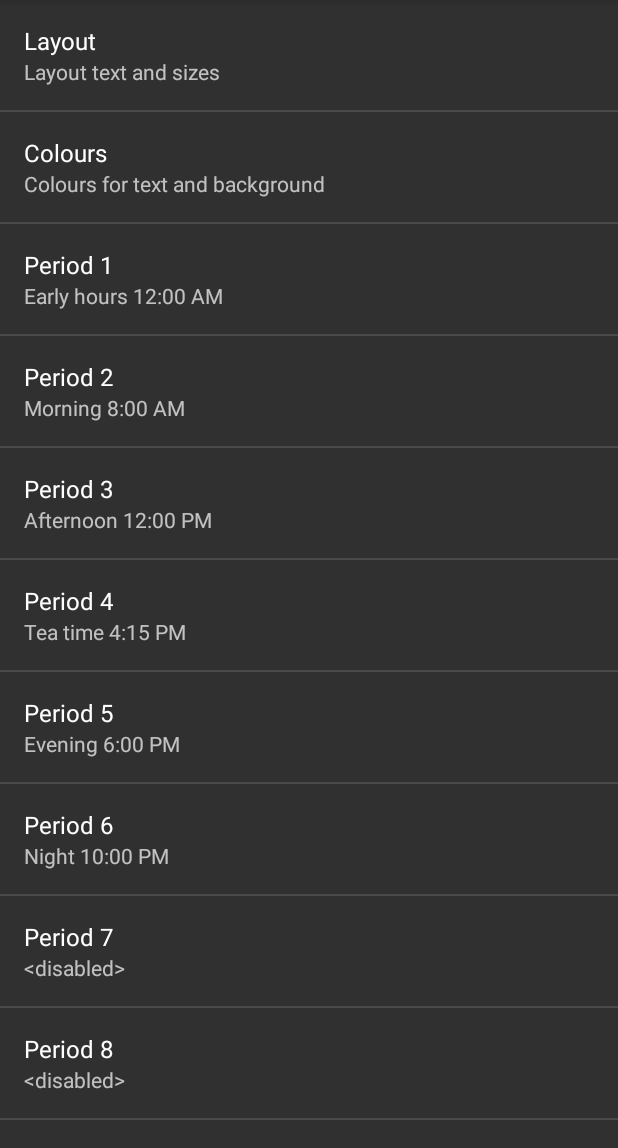
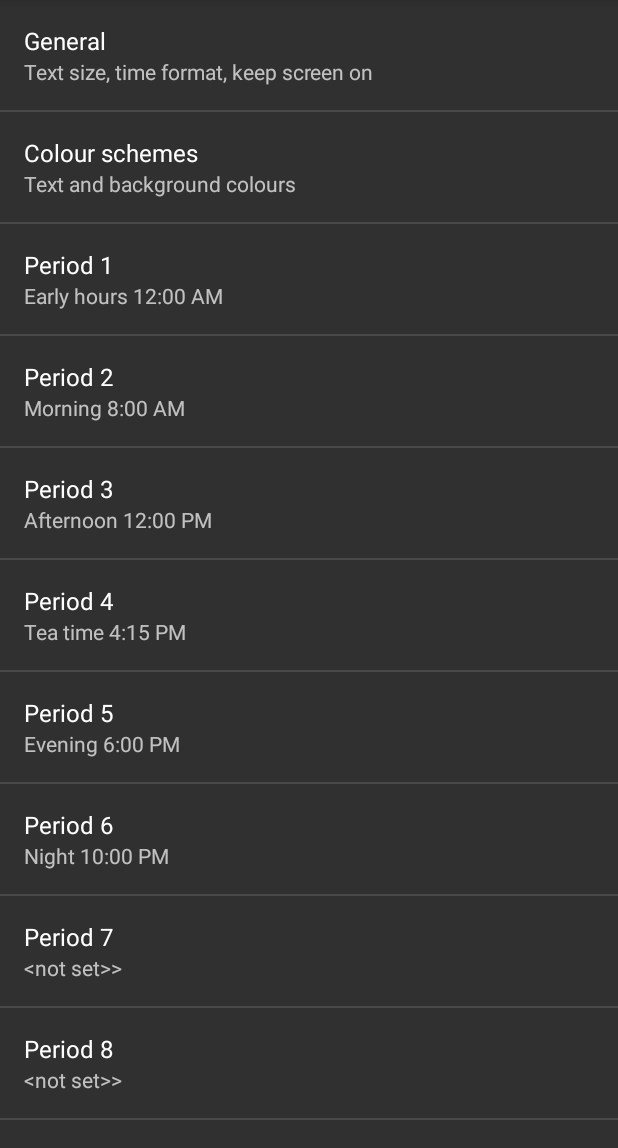
Before and after one commit to peterthevicar/dementiadayclock, an Android app: the screen it shows after launch (MainActivity), in the options menu, after a tap on "Settings", on a phone screen of 412 x 824 dp, the part 84-1232 px from its top. Run offline under Robolectric (Android 15) with nearby library versions, the phone set to English and light mode, and no system bars.

Commit message:
Add extra colour schemes to allow different one for each period Move most preference strings into prefs.xml from strings.xml Update preference titles and summaries to be more descriptive

```diff
--- a/app/src/main/res/values/arrays.xml
+++ b/app/src/main/res/values/arrays.xml
@@ -37,11 +37,21 @@
         <item>"Normal"</item>
         <item>"Contrast"</item>
         <item>"Night"</item>
+        <item>"Colour4"</item>
+        <item>"Colour5"</item>
+        <item>"Colour6"</item>
+        <item>"Colour7"</item>
+        <item>"Colour8"</item>
     </string-array>
     <string-array name="pref_colour_values">
         <item>"1"</item>
         <item>"2"</item>
         <item>"3"</item>
+        <item>"4"</item>
+        <item>"5"</item>
+        <item>"6"</item>
+        <item>"7"</item>
+        <item>"8"</item>
     </string-array>
 
 </resources>
--- a/app/src/main/res/values/strings.xml
+++ b/app/src/main/res/values/strings.xml
@@ -40,20 +40,6 @@
     <string name="pref_period8">Period 8</string>
     <string name="pref_period8_text_def"></string>
     <string name="pref_period8_start_def">-3600000</string>
-    <string name="prologue">The initial text, e.g. The time is</string>
-    <string name="summarySize">Size of text for initial text</string>
-    <string name="daySize">Size of text for day name</string>
-    <string name="prologueTitle">Initial text</string>
-    <string name="prologueSizeTitle">Initial text size</string>
-    <string name="daySizeTitle">Day text size</string>
-    <string name="timeSize">Size of text for time</string>
-    <string name="timeSizeTitle">Time text size</string>
-    <string name="prologueDef">It is now</string>
-    <string name="layout">Layout</string>
-    <string name="layoutSummary">Layout text and sizes</string>
-    <string name="summary_disabled">&lt;disabled></string>
-    <string name="colours">Colours</string>
-    <string name="colours_summary">Colours for text and background</string>
-    <string name="keep_screen_on">Keep screen on</string>
+    <string name="summary_disabled">&lt;not set&gt;></string>
 
 </resources>
--- a/app/src/main/res/xml/preferences_fragment.xml
+++ b/app/src/main/res/xml/preferences_fragment.xml
@@ -4,37 +4,32 @@
 
     <PreferenceScreen
         android:persistent="false"
-        android:title="@string/layout"
-        android:summary="@string/layoutSummary">
+        android:title="General"
+        android:summary="Text size, time format, keep screen on">
         <net.salisburys.dayclock.TextPrefSummary
-            android:defaultValue="@string/prologueDef"
+            android:defaultValue="It is now"
             android:key="prologue"
-            android:summary="@string/prologue"
-            android:title="@string/prologueTitle" />
+            android:title="Initial text, e.g. It is now" />
         <net.salisburys.dayclock.TextPrefSummary
             android:defaultValue="40"
             android:inputType="number"
             android:key="prologueSize"
-            android:summary="@string/summarySize"
-            android:title="@string/prologueSizeTitle" />
+            android:title="Initial text size (0 to disable)" />
         <net.salisburys.dayclock.TextPrefSummary
             android:defaultValue="70"
             android:inputType="number"
             android:key="dateDOWSize"
-            android:summary="@string/daySize"
-            android:title="@string/daySizeTitle" />
+            android:title="Day text size (0 to disable)" />
         <net.salisburys.dayclock.TextPrefSummary
             android:defaultValue="60"
             android:inputType="number"
             android:key="datePERSize"
-            android:summary="Size of text for period in day"
-            android:title="Period text size" />
+            android:title="Period text size (0 to disable)" />
         <net.salisburys.dayclock.TextPrefSummary
             android:defaultValue="10"
             android:inputType="number"
             android:key="dateTIMSize"
-            android:summary="Size of text for time"
-            android:title="Time text size" />
+            android:title="Time text size (0 to disable)" />
         <ListPreference
             android:defaultValue="h:mm a"
             android:entries="@array/pref_TIM_names"
@@ -45,13 +40,14 @@
         <CheckBoxPreference
             android:defaultValue="true"
             android:key="keepScreenOn"
-            android:title="@string/keep_screen_on" />
+            android:title="Keep screen on always" />
 
     </PreferenceScreen>
 	<PreferenceScreen
 	    android:key="pref_colours"
-        android:title="@string/colours"
-        android:summary="@string/colours_summary">
+        android:title="Colour schemes"
+        android:summary="Text and background colours">
+
         <com.chiralcode.colorpicker.ColorPickerPreference
             android:title="Normal Text Colour"
             android:defaultValue="0xff000040"
@@ -60,6 +56,7 @@
             android:title="Normal Background Colour"
             android:defaultValue="0xffffffe0"
             android:key="bgColour1" />
+
         <com.chiralcode.colorpicker.ColorPickerPreference
             android:title="Contrast Text Colour"
             android:defaultValue="0xffb030b0"
@@ -68,6 +65,7 @@
             android:title="Contrast Background Colour"
             android:defaultValue="0xfff8f820"
             android:key="bgColour2" />
+
         <com.chiralcode.colorpicker.ColorPickerPreference
             android:title="Night Text Colour"
             android:defaultValue="0xff8080c0"
@@ -76,6 +74,51 @@
             android:title="Night Background Colour"
             android:defaultValue="0xff000040"
             android:key="bgColour3" />
+
+        <com.chiralcode.colorpicker.ColorPickerPreference
+            android:title="Colour4 Text Colour"
+            android:defaultValue="0xffffffff"
+            android:key="textColour4" />
+        <com.chiralcode.colorpicker.ColorPickerPreference
+            android:title="Colour4 Background Colour"
+            android:defaultValue="0xff000000"
+            android:key="bgColour4" />
+
+        <com.chiralcode.colorpicker.ColorPickerPreference
+            android:title="Colour5 Text Colour"
+            android:defaultValue="0xffffffff"
+            android:key="textColour5" />
+        <com.chiralcode.colorpicker.ColorPickerPreference
+            android:title="Colour5 Background Colour"
+            android:defaultValue="0xff000000"
+            android:key="bgColour5" />
+
+        <com.chiralcode.colorpicker.ColorPickerPreference
+            android:title="Colour6 Text Colour"
+            android:defaultValue="0xffffffff"
+            android:key="textColour6" />
+        <com.chiralcode.colorpicker.ColorPickerPreference
+            android:title="Colour6 Background Colour"
+            android:defaultValue="0xff000000"
+            android:key="bgColour6" />
+
+        <com.chiralcode.colorpicker.ColorPickerPreference
+            android:title="Colour7 Text Colour"
+            android:defaultValue="0xffffffff"
+            android:key="textColour7" />
+        <com.chiralcode.colorpicker.ColorPickerPreference
+            android:title="Colour7 Background Colour"
+            android:defaultValue="0xff000000"
+            android:key="bgColour7" />
+
+        <com.chiralcode.colorpicker.ColorPickerPreference
+            android:title="Colour8 Text Colour"
+            android:defaultValue="0xffffffff"
+            android:key="textColour8" />
+        <com.chiralcode.colorpicker.ColorPickerPreference
+            android:title="Colour8 Background Colour"
+            android:defaultValue="0xff000000"
+            android:key="bgColour8" />
     </PreferenceScreen>
     <PreferenceScreen
         android:key="pref_period1"
```
